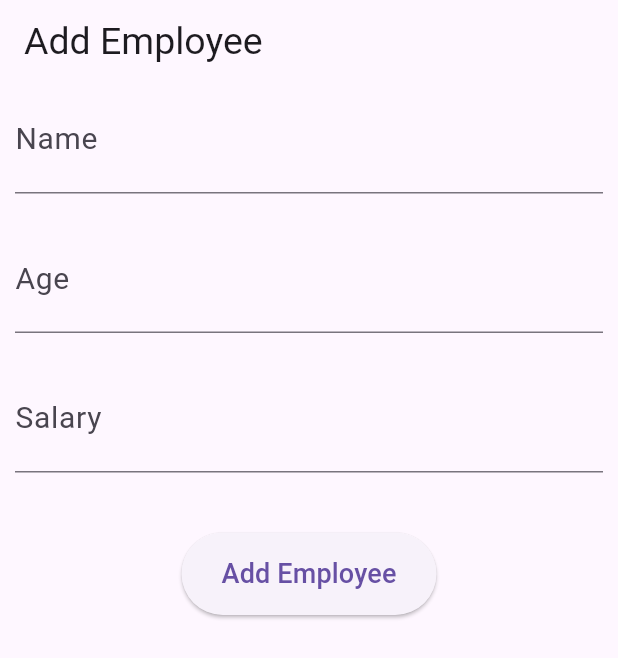
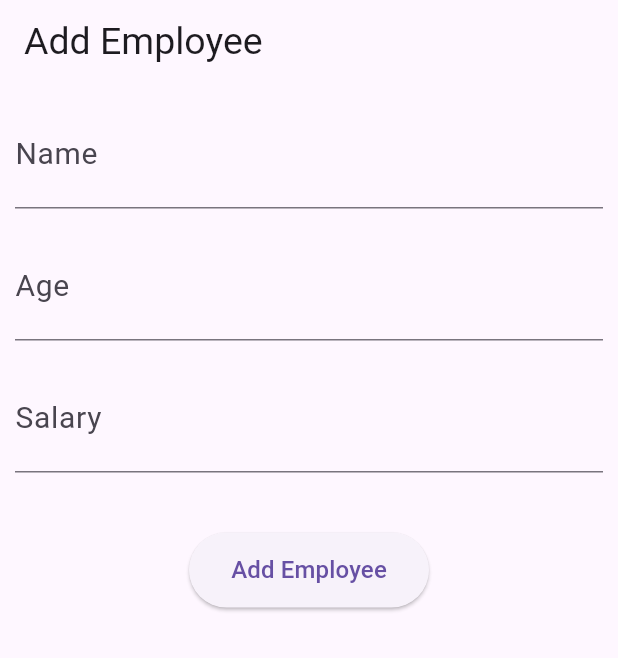
Before and after one commit to Sakib360a/Module_10_Live_Test, a Flutter app: the screen it shows after launch, on a phone screen of 412 x 824 dp. Shown: the top 658 px of the screen. Run offline on Flutter 3.47's test engine with Material 3 defaults, Android fonts, the phone set to English and light mode, and no system bars.

Commit message:
Made some Adjustment

```diff
--- a/lib/screens/live_test.dart
+++ b/lib/screens/live_test.dart
@@ -16,6 +16,7 @@ class LiveTest extends StatelessWidget {
         padding: EdgeInsets.symmetric(horizontal: 10,vertical: 0),
         child: Column(
           children: [
+            SizedBox(height: 10,),
             TextFormField(
               controller: nameController,
               style: TextStyle(fontSize: 25),
@@ -25,7 +26,7 @@ class LiveTest extends StatelessWidget {
                 border: UnderlineInputBorder(),
               ),
             ),
-            const SizedBox(height: 20,),
+            const SizedBox(height: 15,),
             TextFormField(
               controller: ageController,
               keyboardType: TextInputType.number,
@@ -36,7 +37,7 @@ class LiveTest extends StatelessWidget {
                 border: UnderlineInputBorder(),
               ),
             ),
-            const SizedBox(height: 20,),
+            const SizedBox(height: 15,),
             TextFormField(
               controller: salaryController,
               style: TextStyle(fontSize: 25),
@@ -49,8 +50,8 @@ class LiveTest extends StatelessWidget {
             ),
             const SizedBox(height: 40,),
             SizedBox(
-                height: 55,
-                width: 170,
+                height: 50,
+                width: 160,
                 child: ElevatedButton(onPressed: (){
                   String name = nameController.text.trim();
                   String age = ageController.text.trim();
@@ -70,7 +71,7 @@ class LiveTest extends StatelessWidget {
                     );
                   }
                 }, child: Text('Add Employee',style:
-                TextStyle(fontSize: 18),)))
+                TextStyle(fontSize: 16),)))
           ],
         ),
       ),
```
